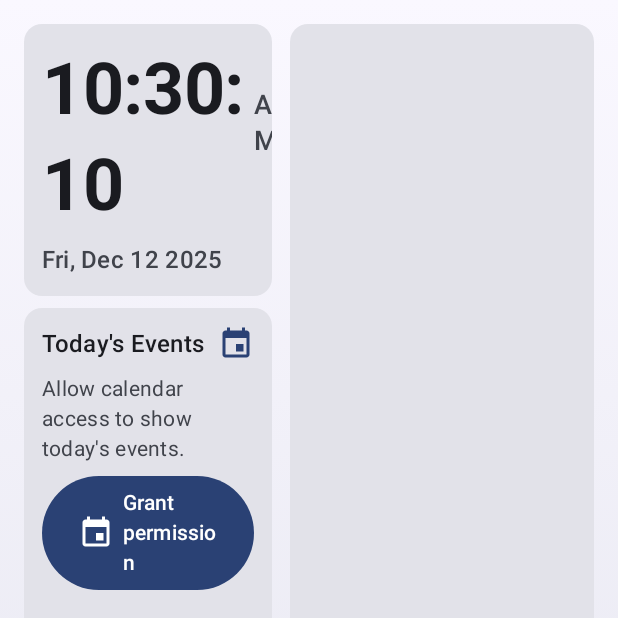
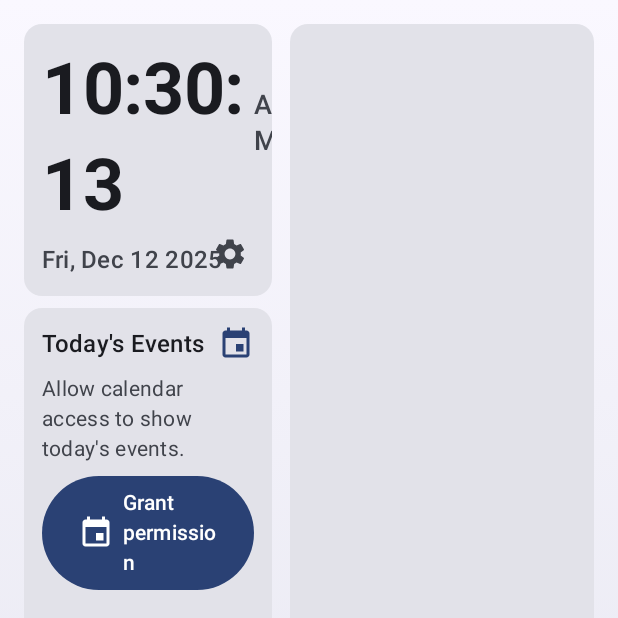
Before and after one commit to jeetshah26/simple_phone_dash, an Android app built with Jetpack Compose: the screen it shows after launch (MainActivity), after a tap on "Grant permission", on a phone screen of 412 x 824 dp, the top half of it. Run offline under Robolectric (Android 15) with nearby library versions, the phone set to English and light mode, and no system bars; 1 other tap on this screen came first.

Commit message:
settings added for api key

```diff
--- a/app/src/main/java/com/example/alwaysondashboard/DashboardViewModel.kt
+++ b/app/src/main/java/com/example/alwaysondashboard/DashboardViewModel.kt
@@ -53,6 +53,8 @@ class DashboardViewModel(
     val uiState: StateFlow<DashboardUiState> = _uiState.asStateFlow()
 
     private var clockJob: Job? = null
+    private var customApiKey: String? = null
+    private var weatherAutoJob: Job? = null
 
     init {
         startClock()
@@ -72,6 +74,7 @@ class DashboardViewModel(
 
         if (needWeatherRefresh) {
             refreshWeather()
+            startWeatherAutoRefresh()
         }
         if (needCalendarRefresh) {
             refreshCalendar()
@@ -87,6 +90,18 @@ class DashboardViewModel(
             }.onFailure { error ->
                 _uiState.update { it.copy(calendarEvents = emptyList()) }
                 println("Calendar load error: ${error.localizedMessage}")
+            }
+        }
+    }
+
+    private fun startWeatherAutoRefresh() {
+        weatherAutoJob?.cancel()
+        if (!_uiState.value.hasLocationPermission) return
+
+        weatherAutoJob = viewModelScope.launch {
+            while (isActive) {
+                delay(15 * 60 * 1000L) // 15 minutes
+                refreshWeather()
             }
         }
     }
@@ -123,7 +138,8 @@ class DashboardViewModel(
                 val weatherResult = weatherRepository.loadWeather(
                     latitude = location.latitude,
                     longitude = location.longitude,
-                    units = _uiState.value.units
+                    units = _uiState.value.units,
+                    apiKeyOverride = customApiKey
                 )
                 weatherResult.onSuccess { bundle ->
                     _uiState.update {
@@ -150,6 +166,12 @@ class DashboardViewModel(
         }
     }
 
+    fun updateApiKey(key: String) {
+        customApiKey = key.trim().ifEmpty { null }
+        refreshWeather()
+        startWeatherAutoRefresh()
+    }
+
     private fun startClock() {
         clockJob?.cancel()
         clockJob = viewModelScope.launch {
@@ -173,6 +195,7 @@ class DashboardViewModel(
 
     override fun onCleared() {
         clockJob?.cancel()
+        weatherAutoJob?.cancel()
         super.onCleared()
     }
 
--- a/app/src/main/java/com/example/alwaysondashboard/data/WeatherRepository.kt
+++ b/app/src/main/java/com/example/alwaysondashboard/data/WeatherRepository.kt
@@ -26,9 +26,10 @@ class WeatherRepository(
     suspend fun loadWeather(
         latitude: Double,
         longitude: Double,
-        units: TemperatureUnit
+        units: TemperatureUnit,
+        apiKeyOverride: String? = null
     ): Result<WeatherBundle> {
-        val apiKey = BuildConfig.OPEN_WEATHER_API_KEY
+        val apiKey = apiKeyOverride?.takeIf { it.isNotBlank() } ?: BuildConfig.OPEN_WEATHER_API_KEY
         if (apiKey.isEmpty()) {
             return Result.failure(IllegalStateException("Missing OPEN_WEATHER_API_KEY in local.properties"))
         }
--- a/app/src/main/java/com/example/alwaysondashboard/ui/DashboardScreen.kt
+++ b/app/src/main/java/com/example/alwaysondashboard/ui/DashboardScreen.kt
@@ -25,17 +25,24 @@ import androidx.compose.material.icons.Icons
 import androidx.compose.material.icons.filled.Event
 import androidx.compose.material.icons.filled.LocationOn
 import androidx.compose.material.icons.filled.Refresh
+import androidx.compose.material.icons.filled.Settings
 import androidx.compose.material3.Button
 import androidx.compose.material3.Card
 import androidx.compose.material3.CircularProgressIndicator
 import androidx.compose.material3.Icon
 import androidx.compose.material3.IconButton
 import androidx.compose.material3.MaterialTheme
+import androidx.compose.material3.AlertDialog
+import androidx.compose.material3.TextButton
+import androidx.compose.material3.TextField
 import androidx.compose.material3.Surface
 import androidx.compose.material3.Text
 import androidx.compose.runtime.Composable
 import androidx.compose.runtime.LaunchedEffect
 import androidx.compose.runtime.getValue
+import androidx.compose.runtime.mutableStateOf
+import androidx.compose.runtime.saveable.rememberSaveable
+import androidx.compose.runtime.setValue
 import androidx.compose.ui.Alignment
 import androidx.compose.ui.Modifier
 import androidx.compose.ui.graphics.Brush
@@ -111,6 +118,9 @@ fun DashboardScreen(
     val leftWeight = if (isNarrowScreen) 0.45f else 0.4f
     val rightWeight = 1f - leftWeight
 
+    var showApiDialog by rememberSaveable { mutableStateOf(false) }
+    var apiInput by rememberSaveable { mutableStateOf("") }
+
     val permissionLauncher = rememberLauncherForActivityResult(
         contract = ActivityResultContracts.RequestMultiplePermissions(),
         onResult = { result ->
@@ -165,7 +175,11 @@ fun DashboardScreen(
                     Column(
                         modifier = leftModifier
                     ) {
-                        ClockPanel(uiState.clock, metrics)
+                        ClockPanel(
+                            clock = uiState.clock,
+                            metrics = metrics,
+                            onSettingsClick = { showApiDialog = true }
+                        )
                         Spacer(modifier = Modifier.height(metrics.sectionSpacing))
                         CalendarPanel(
                             events = uiState.calendarEvents,
@@ -200,15 +214,51 @@ fun DashboardScreen(
             }
         }
     }
+
+    if (showApiDialog) {
+        AlertDialog(
+            onDismissRequest = { showApiDialog = false },
+            title = { Text("Set OpenWeather API key") },
+            text = {
+                TextField(
+                    value = apiInput,
+                    onValueChange = { apiInput = it },
+                    placeholder = { Text("Enter API key") },
+                    singleLine = true
+                )
+            },
+            confirmButton = {
+                TextButton(onClick = {
+                    viewModel.updateApiKey(apiInput)
+                    showApiDialog = false
+                }) {
+                    Text("Save")
+                }
+            },
+            dismissButton = {
+                TextButton(onClick = { showApiDialog = false }) {
+                    Text("Cancel")
+                }
+            }
+        )
+    }
 }
 
 @Composable
-private fun ClockPanel(clock: ClockState, metrics: DashboardMetrics) {
+private fun ClockPanel(
+    clock: ClockState,
+    metrics: DashboardMetrics,
+    onSettingsClick: () -> Unit
+) {
     Card(
         modifier = Modifier.fillMaxWidth()
     ) {
+        Box(
+            modifier = Modifier
+                .fillMaxWidth()
+                .padding(metrics.cardPadding)
+        ) {
             Column(
-            modifier = Modifier.padding(metrics.cardPadding),
                 verticalArrangement = Arrangement.spacedBy(metrics.sectionSpacing / 1.5f)
             ) {
                 val parts = clock.timeText.trim().split(" ")
@@ -243,6 +293,19 @@ private fun ClockPanel(clock: ClockState, metrics: DashboardMetrics) {
                     style = MaterialTheme.typography.titleMedium.copy(fontSize = metrics.dateSize),
                     color = MaterialTheme.colorScheme.onSurfaceVariant
                 )
+            }
+            IconButton(
+                onClick = onSettingsClick,
+                modifier = Modifier
+                    .size(32.dp)
+                    .align(Alignment.BottomEnd)
+            ) {
+                Icon(
+                    imageVector = Icons.Default.Settings,
+                    contentDescription = "Settings",
+                    tint = MaterialTheme.colorScheme.onSurfaceVariant
+                )
+            }
         }
     }
 }
```
Also changed, not shown: 1 other file. Lines whose indentation alone changed are shown as unchanged.
